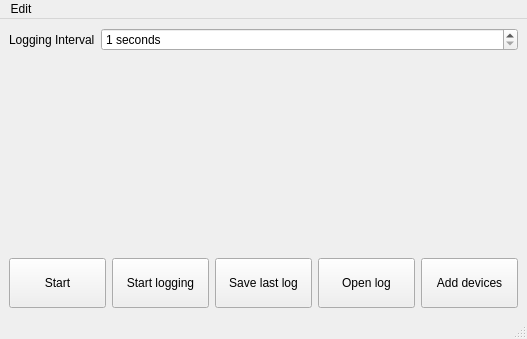
leezu/MeasurementValueLogging, file MeasurementValueLogging/ui/mainWindow.ui: the form before one commit.
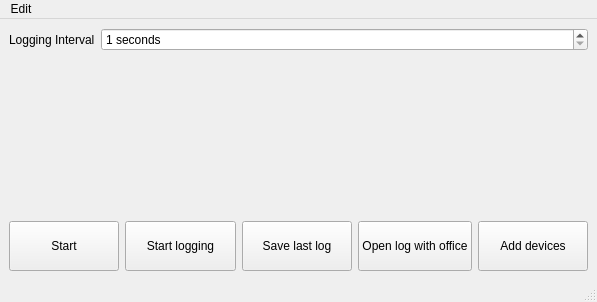
The form after the commit.

Patch:
```diff
--- a/MeasurementValueLogging/ui/mainWindow.ui
+++ b/MeasurementValueLogging/ui/mainWindow.ui
@@ -6,8 +6,8 @@
    <rect>
     <x>0</x>
     <y>0</y>
-    <width>527</width>
-    <height>339</height>
+    <width>597</width>
+    <height>302</height>
    </rect>
   </property>
   <property name="windowTitle">
@@ -125,7 +125,7 @@
          </size>
         </property>
         <property name="text">
-         <string>Open log</string>
+         <string>Open log with office</string>
         </property>
        </widget>
       </item>
@@ -157,7 +157,7 @@
     <rect>
      <x>0</x>
      <y>0</y>
-     <width>527</width>
+     <width>597</width>
      <height>27</height>
     </rect>
    </property>
```
